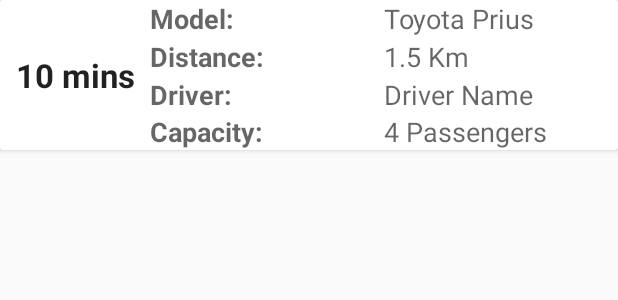
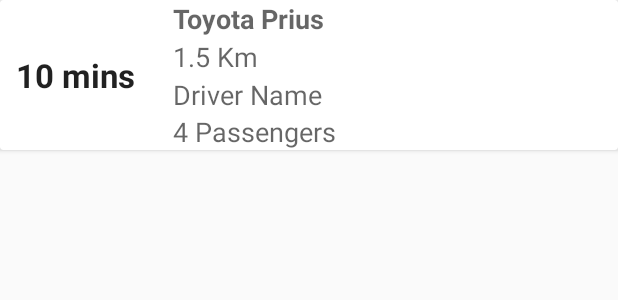
Before and after one commit to dulajra/TaxiMasterCustomer, an Android app: the layout inflater_taxi_list.xml on its own in the app's theme, with its tools: preview values and no code run, on a phone screen of 412 x 824 dp. Shown: the top 300 px of the screen. Run offline under Robolectric (Android 15) with nearby library versions, the phone set to English and light mode, and no system bars.

Commit message:
Single column mode taxi list

```diff
--- a/app/src/main/res/layout/inflater_taxi_list.xml
+++ b/app/src/main/res/layout/inflater_taxi_list.xml
@@ -17,66 +17,26 @@
             android:text="10 mins" />
 
         <LinearLayout
+            android:layout_marginLeft="15dp"
             android:layout_width="match_parent"
             android:layout_height="100dp"
             android:orientation="vertical">
 
-            <LinearLayout
-                style="@style/TaxiListItem"
-                android:orientation="horizontal">
-
-                <TextView
-                    style="@style/TaxiListItem"
-                    android:text="Model: "
-                    android:textStyle="bold" />
-
                 <TextView
                     android:id="@+id/text_model"
                     style="@style/TaxiListItem"
-                    android:text="Toyota Prius" />
-
-            </LinearLayout>
-
-            <LinearLayout
-                style="@style/TaxiListItem"
-                android:orientation="horizontal">
-
-                <TextView
-                    style="@style/TaxiListItem"
-                    android:text="Distance: "
-                    android:textStyle="bold" />
+                    android:text="Toyota Prius"
+                    android:textStyle="bold"/>
 
                 <TextView
                     android:id="@+id/text_distance"
                     style="@style/TaxiListItem"
                     android:text="1.5 Km" />
-            </LinearLayout>
-
-            <LinearLayout
-                style="@style/TaxiListItem"
-                android:orientation="horizontal">
-
-                <TextView
-                    style="@style/TaxiListItem"
-                    android:text="Driver: "
-                    android:textStyle="bold" />
 
                 <TextView
                     android:id="@+id/text_name"
                     style="@style/TaxiListItem"
                     android:text="Driver Name" />
-
-            </LinearLayout>
-
-
-            <LinearLayout
-                style="@style/TaxiListItem"
-                android:orientation="horizontal">
-
-                <TextView
-                    style="@style/TaxiListItem"
-                    android:text="Capacity: "
-                    android:textStyle="bold" />
 
 
                 <TextView
@@ -84,8 +44,6 @@
                     style="@style/TaxiListItem"
                     android:text="4 Passengers" />
 
-
-            </LinearLayout>
         </LinearLayout>
 
     </LinearLayout>
```
